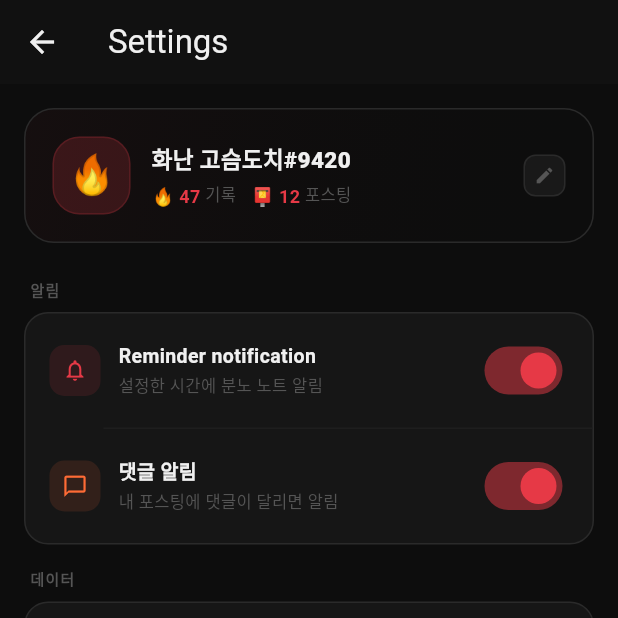
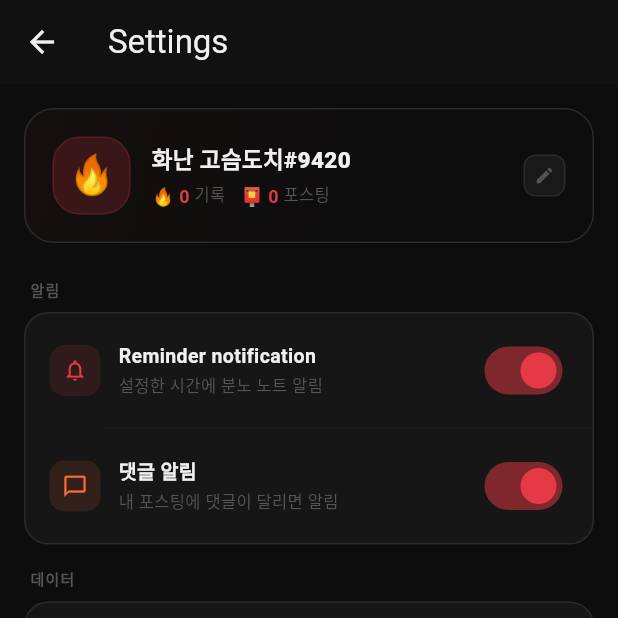
Before and after one commit to trylord0-bot/furynote, a Flutter app: the SettingsScreen screen opened directly, on a phone screen of 412 x 824 dp, the top half of it. Run offline on Flutter 3.47's test engine with Material 3 defaults, Android fonts, the phone set to English and light mode, and no system bars; our stand-ins replace file_picker, firebase_core, firebase_messaging, flutter_local_notifications, flutter_timezone, image_picker and 5 more; missing offline and left inert: record; accounts and stored records are empty; network calls fail; statements that could not run were skipped.

Commit message:
설정 프로필 기록,포스팅 횟수 오류 수정

```diff
--- a/mobile/lib/screens/settings_screen.dart
+++ b/mobile/lib/screens/settings_screen.dart
@@ -3,6 +3,7 @@ import 'package:fury_note/l10n/app_localizations.dart';
 import 'package:url_launcher/url_launcher.dart';
 import '../../main.dart';
 import '../src/api/device_service.dart';
+import '../src/notes/rage_note_repository.dart';
 import '../src/notifications/notification_settings.dart';
 import '../src/notifications/reminder_notification_service.dart';
 import '../src/profile/app_profile.dart';
@@ -23,12 +24,14 @@ class SettingsScreen extends StatefulWidget {
     this.notificationSettingsStore,
     this.updateCommentNotification,
     this.cancelReminderNotifications,
+    this.noteRepository,
     super.key,
   });
 
   final NotificationSettingsStore? notificationSettingsStore;
   final CommentNotificationUpdater? updateCommentNotification;
   final ReminderNotificationCanceler? cancelReminderNotifications;
+  final RageNoteRepository? noteRepository;
 
   @override
   State<SettingsScreen> createState() => _SettingsScreenState();
@@ -38,6 +41,8 @@ class _SettingsScreenState extends State<SettingsScreen> {
   late final NotificationSettingsStore _notificationSettingsStore;
   bool _remindNotification = true;
   bool _commentNotification = true;
+  int _recordCount = 0;
+  int _postedCount = 0;
 
   @override
   void initState() {
@@ -45,6 +50,20 @@ class _SettingsScreenState extends State<SettingsScreen> {
     _notificationSettingsStore =
         widget.notificationSettingsStore ?? NotificationSettingsStore.instance;
     _loadNotificationSettings();
+    _loadCounts();
+  }
+
+  Future<void> _loadCounts() async {
+    final repository = widget.noteRepository ?? RageNoteRepository.instance;
+    final counts = await repository.getCounts();
+    if (!mounted) {
+      return;
+    }
+
+    setState(() {
+      _recordCount = counts.total;
+      _postedCount = counts.posted;
+    });
   }
 
   Future<void> _loadNotificationSettings() async {
@@ -98,6 +117,8 @@ class _SettingsScreenState extends State<SettingsScreen> {
         children: [
           const SizedBox(height: 16),
           _SettingsProfileCard(
+            recordCount: _recordCount,
+            postedCount: _postedCount,
             onTap: () {
               Navigator.of(context).push(
                 MaterialPageRoute(builder: (_) => const ProfileEditScreen()),
@@ -214,8 +235,14 @@ class _SettingsScreenState extends State<SettingsScreen> {
 }
 
 class _SettingsProfileCard extends StatelessWidget {
-  const _SettingsProfileCard({required this.onTap});
+  const _SettingsProfileCard({
+    required this.recordCount,
+    required this.postedCount,
+    required this.onTap,
+  });
 
+  final int recordCount;
+  final int postedCount;
   final VoidCallback onTap;
 
   @override
@@ -271,9 +298,9 @@ class _SettingsProfileCard extends StatelessWidget {
                     const SizedBox(height: 4),
                     Row(
                       children: [
-                        const Text(
-                          '🔥 47',
-                          style: TextStyle(
+                        Text(
+                          '🔥 $recordCount',
+                          style: const TextStyle(
                             color: FuryColors.red,
                             fontSize: 12,
                             fontWeight: FontWeight.w700,
@@ -287,9 +314,9 @@ class _SettingsProfileCard extends StatelessWidget {
                           ),
                         ),
                         const SizedBox(width: 10),
-                        const Text(
-                          '📮 12',
-                          style: TextStyle(
+                        Text(
+                          '📮 $postedCount',
+                          style: const TextStyle(
                             color: FuryColors.red,
                             fontSize: 12,
                             fontWeight: FontWeight.w700,
```
Also changed, not shown: mobile/lib/src/notes/rage_note_repository.dart (+12 -0 lines).
